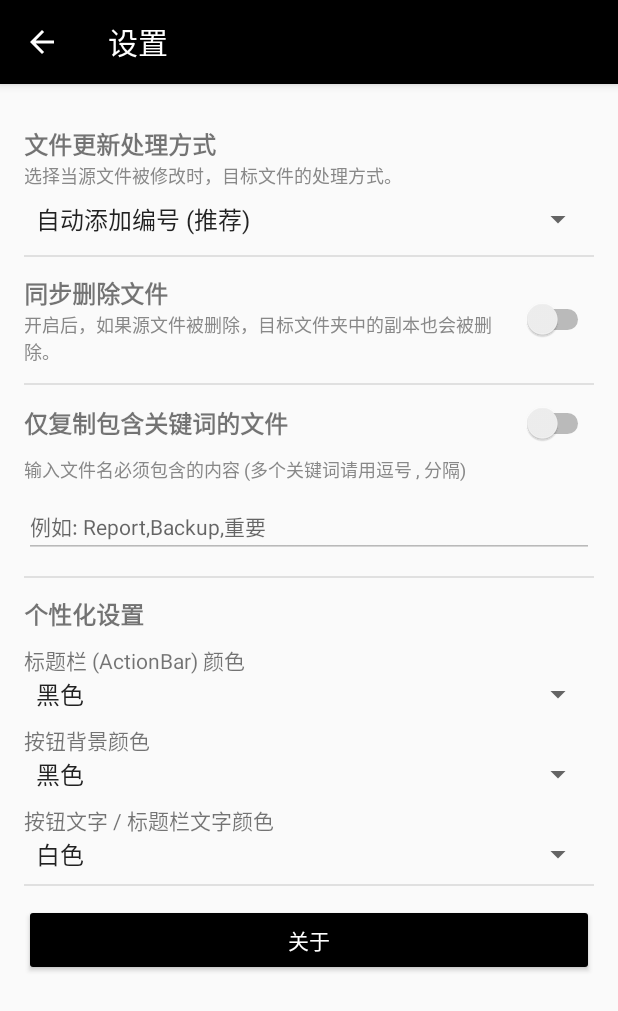
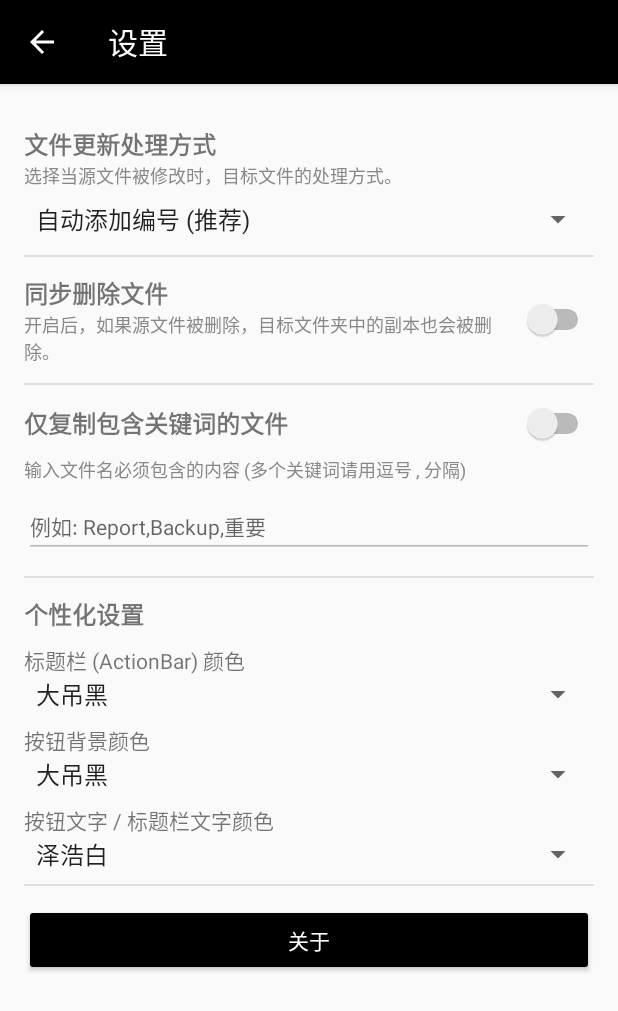
Before and after one commit to miziguo/O_My_WieNing, an Android app: the SettingsActivity screen opened directly, with no data from a screen before it, on a phone screen of 412 x 824 dp. Shown: the top 1011 px of the screen. Run offline under Robolectric (Android 15) with nearby library versions, the phone set to English and light mode, and no system bars.

```diff
--- a/app/build.gradle
+++ b/app/build.gradle
@@ -11,8 +11,8 @@ android {
         // 虽然您的手机是 35，但为了兼容性，我们通常设置一个 SAF 的最低版本
         minSdkVersion 26
         targetSdk 34
-        versionCode 13
-        versionName "Beta 2.1.6"
+        versionCode 15
+        versionName "Beta 2.2.0"
 
         testInstrumentationRunner "androidx.test.runner.AndroidJUnitRunner"
     }
--- a/app/src/main/res/values/strings.xml
+++ b/app/src/main/res/values/strings.xml
@@ -7,25 +7,25 @@
     </string-array>
 
     <string-array name="theme_color_names">
-        <item>红色</item>
-        <item>橙色</item>
-        <item>黄色</item>
-        <item>绿色</item>
-        <item>浅绿色</item>
-        <item>青色</item>
-        <item>紫色</item>
-        <item>黑色</item>
-        <item>白色</item>
+        <item>民主红</item>
+        <item>P站黄</item>
+        <item>包子黄</item>
+        <item>青蛙绿</item>
+        <item>敖辅绿</item>
+        <item>肉鼠粉</item>
+        <item>挑单紫</item>
+        <item>大吊黑</item>
+        <item>泽浩白</item>
         <item>自定义</item>
     </string-array>
 
     <string-array name="theme_color_values">
         <item>#FFFF0000</item> <!-- Red -->
         <item>#FFFFA500</item> <!-- Orange -->
-        <item>#FFFFFF00</item> <!-- Yellow -->
+        <item>#FFEBB201</item> <!-- Yellow -->
         <item>#FF008000</item> <!-- Green -->
         <item>#FF90EE90</item> <!-- Light Green -->
-        <item>#FF00FFFF</item> <!-- Cyan -->
+        <item>#FFFEAEC9</item> <!-- Mouse -->
         <item>#FF800080</item> <!-- Purple -->
         <item>#FF000000</item> <!-- Black -->
         <item>#FFFFFFFF</item> <!-- White -->
@@ -33,9 +33,9 @@
     </string-array>
 
     <string-array name="text_color_names">
-        <item>黑色</item>
-        <item>灰色</item>
-        <item>白色</item>
+        <item>大吊黑</item>
+        <item>敖辅灰</item>
+        <item>泽浩白</item>
         <item>自定义</item>
     </string-array>
 
--- a/gradle.properties
+++ b/gradle.properties
@@ -19,3 +19,4 @@ android.useAndroidX=true
 # resources declared in the library itself and none from the library's dependencies,
 # thereby reducing the size of the R class for that library
 android.nonTransitiveRClass=true
+android.injected.testOnly=false
--- a/settings.gradle
+++ b/settings.gradle
@@ -19,5 +19,5 @@ dependencyResolutionManagement {
     }
 }
 
-rootProject.name = "FileCopier"
+rootProject.name = "O! My wiening"
 include ':app'
```
